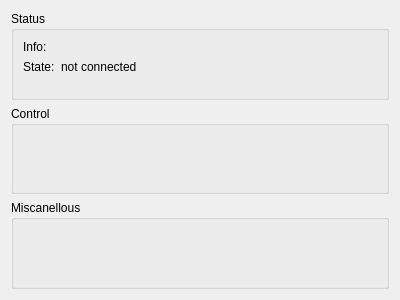
enra64/PalliLux, file ambilight-gui/controlwidget.ui: the form before one commit.
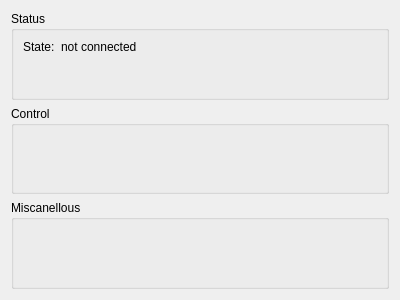
The form after the commit.

What changed in the file:
```diff
--- a/ambilight-gui/controlwidget.ui
+++ b/ambilight-gui/controlwidget.ui
@@ -21,27 +21,13 @@
      </property>
      <layout class="QFormLayout" name="stateLayout">
       <item row="0" column="0">
-       <widget class="QLabel" name="infoLabel">
-        <property name="text">
-         <string>Info:</string>
-        </property>
-       </widget>
-      </item>
-      <item row="0" column="1">
-       <widget class="QLabel" name="infoState">
-        <property name="text">
-         <string/>
-        </property>
-       </widget>
-      </item>
-      <item row="1" column="0">
        <widget class="QLabel" name="stateLabel">
         <property name="text">
          <string>State:</string>
         </property>
        </widget>
       </item>
-      <item row="1" column="1">
+      <item row="0" column="1">
        <widget class="QLabel" name="stateState">
         <property name="text">
          <string>not connected</string>
```
